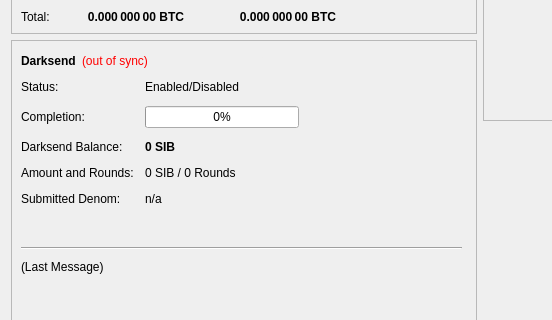
Before: the Qt Designer form src/qt/forms/overviewpage.ui in mytestcoin/mytestcoin, drawn with Qt 5; both pictures show x 0 to 552 and y 182 to 502 of the 960 by 585 pixel window.
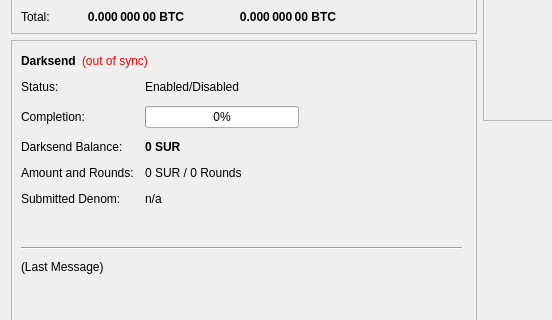
After: the same form once the commit is applied.

The edit to the form file:
```diff
--- a/src/qt/forms/overviewpage.ui
+++ b/src/qt/forms/overviewpage.ui
@@ -474,7 +474,7 @@
               </font>
              </property>
              <property name="text">
-              <string notr="true">0 SIB</string>
+              <string notr="true">0 SUR</string>
              </property>
             </widget>
            </item>
@@ -488,7 +488,7 @@
            <item row="3" column="1">
             <widget class="QLabel" name="labelAmountRounds">
              <property name="text">
-              <string>0 SIB / 0 Rounds</string>
+              <string>0 SUR / 0 Rounds</string>
              </property>
             </widget>
            </item>
```
